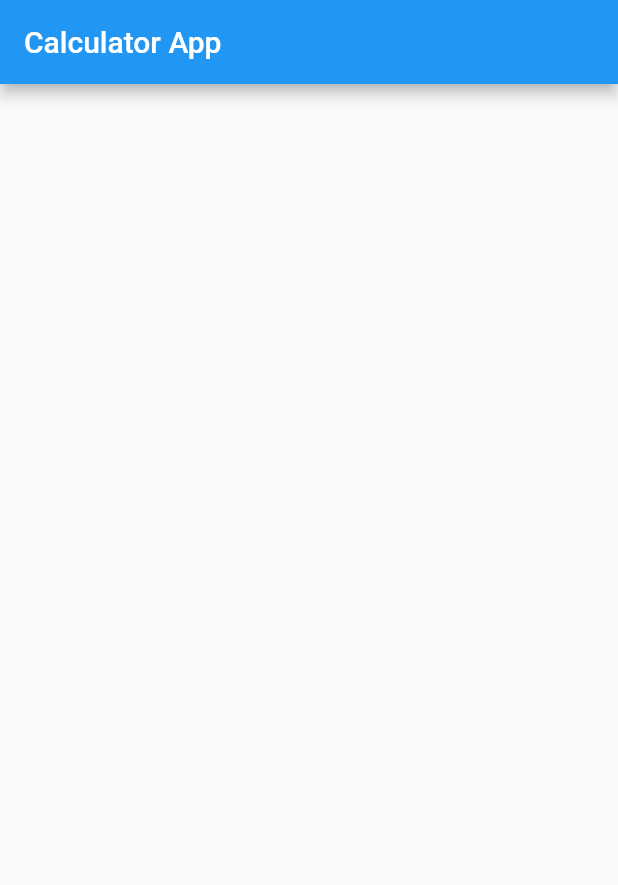
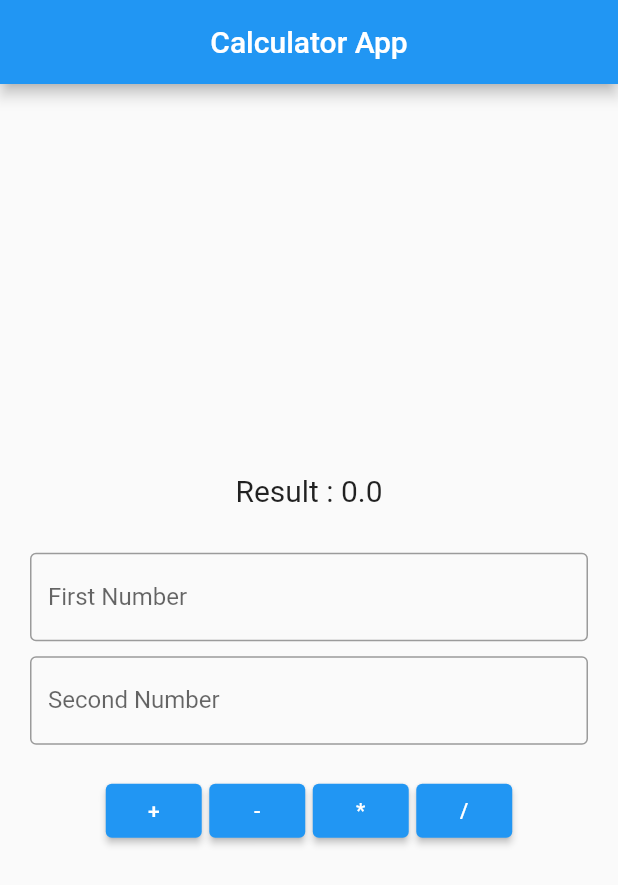
Before and after one commit to khalid063/simple_calculator_r, a Flutter app: the screen it shows after launch, on a phone screen of 412 x 824 dp. Shown: the top 885 px of the screen. Run offline on Flutter 3.47's test engine with Material 2 defaults, Android fonts, the phone set to English and light mode, and no system bars.

Commit message:
Calculator Project Done

```diff
--- a/lib/home_screen.dart
+++ b/lib/home_screen.dart
@@ -1,3 +1,4 @@
+import 'package:calculator_simple_r/style.dart';
 import 'package:flutter/material.dart';
 
 class HomeScreen extends StatefulWidget {
@@ -8,12 +9,91 @@ class HomeScreen extends StatefulWidget {
 }
 
 class _HomeScreenState extends State<HomeScreen> {
+
+  final TextEditingController _firstNumber = TextEditingController();
+  final TextEditingController _secondNumber = TextEditingController();
+
+  List<InputNumberForCalculation> numbers = [];
+
+  InputTake(){
+    numbers.add(InputNumberForCalculation(double.parse(_firstNumber.text.trim()), double.parse(_secondNumber.text.trim())));
+    print(numbers[0].firstNumber);
+    print(numbers[0].secondNumber);
+  }
+
+  double calculationResult = 0;
+
+
+
   @override
   Widget build(BuildContext context) {
     return Scaffold(
       appBar: AppBar(
         title: Text("Calculator App"),
+        centerTitle: true,
+      ),
+      body: Padding(
+        padding: EdgeInsets.all(20),
+        child: Column(
+          mainAxisAlignment: MainAxisAlignment.center,
+          children: [
+            Text("Result : ${calculationResult}", style: TextStyle(fontSize: 20),),
+            SizedBox(height: 30,),
+            TextFormField(
+              controller: _firstNumber,
+              decoration: myInputDecoretion("First Number"),
+            ),
+            SizedBox(height: 10,),
+            TextFormField(
+              controller: _secondNumber,
+              decoration: myInputDecoretion("Second Number"),
+            ),
+            SizedBox(height: 20,),
+            Row(
+              mainAxisAlignment: MainAxisAlignment.center,
+              children: [
+                ElevatedButton(onPressed: (){
+                  InputTake();
+                  calculationResult = numbers[0].firstNumber! + numbers[0].secondNumber!;
+                  if(mounted){
+                    setState(() {});
+                  }
+                }, child: Text("+")),
+                SizedBox(width: 5,),
+                ElevatedButton(onPressed: (){
+                  InputTake();
+                  calculationResult = numbers[0].firstNumber! - numbers[0].secondNumber!;
+                  if(mounted){
+                    setState(() {});
+                  }
+                }, child: Text("-")),
+                SizedBox(width: 5,),
+                ElevatedButton(onPressed: (){
+                  InputTake();
+                  calculationResult = numbers[0].firstNumber! * numbers[0].secondNumber!;
+                  if(mounted){
+                    setState(() {});
+                  }
+                }, child: Text("*")),
+                SizedBox(width: 5,),
+                ElevatedButton(onPressed: (){
+                  InputTake();
+                  calculationResult = (numbers[0].firstNumber! / numbers[0].secondNumber!) as double;
+                  if(mounted){
+                    setState(() {});
+                  }
+                }, child: Text("/")),
+              ],
+            ),
+          ],
+        ),
       ),
     );
   }
 }
+
+class InputNumberForCalculation {
+  double firstNumber, secondNumber;
+
+  InputNumberForCalculation(this.firstNumber, this.secondNumber);
+}
--- /dev/null
+++ b/lib/style.dart
@@ -0,0 +1,9 @@
+import 'package:flutter/material.dart';
+
+InputDecoration myInputDecoretion(label){
+  return InputDecoration(
+    labelText: label,
+    border: OutlineInputBorder(),
+
+  );
+}
```
